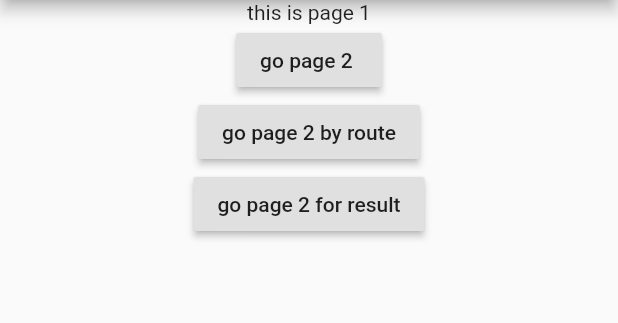
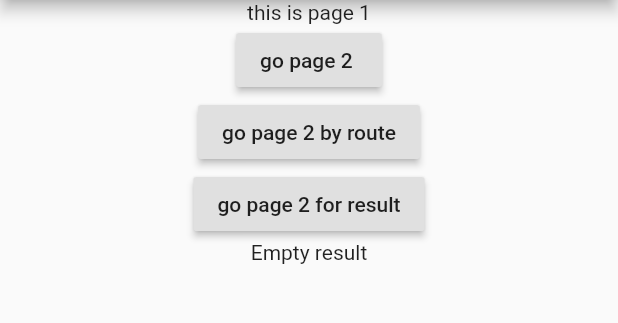
Before and after one commit to JyunTimLu/flutter-playground, a Flutter app: the screen it shows after launch, on a phone screen of 412 x 824 dp, the part 84-407 px from its top. Run offline on Flutter 3.47's test engine with Material 2 defaults, Android fonts, the light colour scheme and no system bars; our stand-ins replace equatable, flutter_bloc, flutter_screenutil, shared_preferences; missing offline and left inert: gradient_text.

Commit message:
add build result text func

```diff
--- a/lib/0to1/routes/page1.dart
+++ b/lib/0to1/routes/page1.dart
@@ -2,7 +2,10 @@ import 'package:flutter/material.dart';
 import 'package:flutter_app/0to1/routes/page2.dart';
 
 class HomePage1 extends StatelessWidget {
-  const HomePage1({Key key}) : super(key: key);
+
+  HomePage1({Key key}) : super(key: key);
+
+  String result;
 
   @override
   Widget build(BuildContext context) {
@@ -33,7 +36,8 @@ class HomePage1 extends StatelessWidget {
                     },
                   ));
                   if (result != null) {
-                      print('$result');
+                    this.result = result;
+                    print('$result');
                   }
                 }),
           ),
@@ -44,8 +48,18 @@ class HomePage1 extends StatelessWidget {
                   print('');
                 }),
           ),
+          _buildResultText(result),
         ],
       ),
     );
   }
+
+  Widget _buildResultText(result) {
+      if (result == null) {
+        return Text('Empty result');
+      } else {
+        return Text(result);
+      }
+    }
+
 }
```
